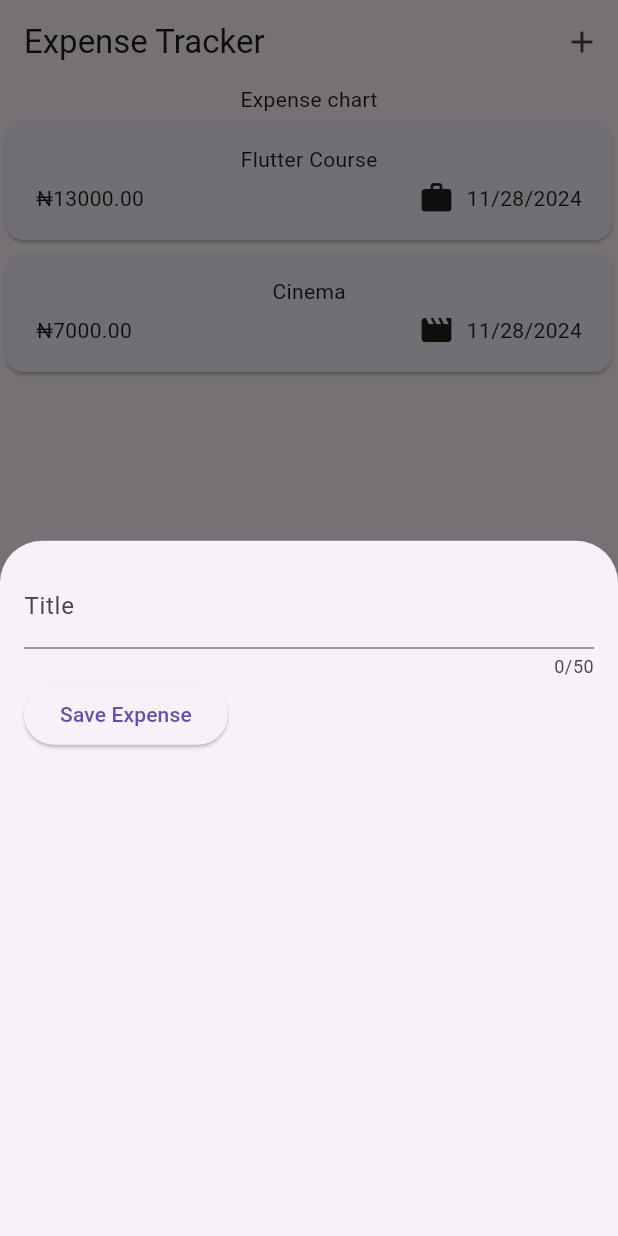
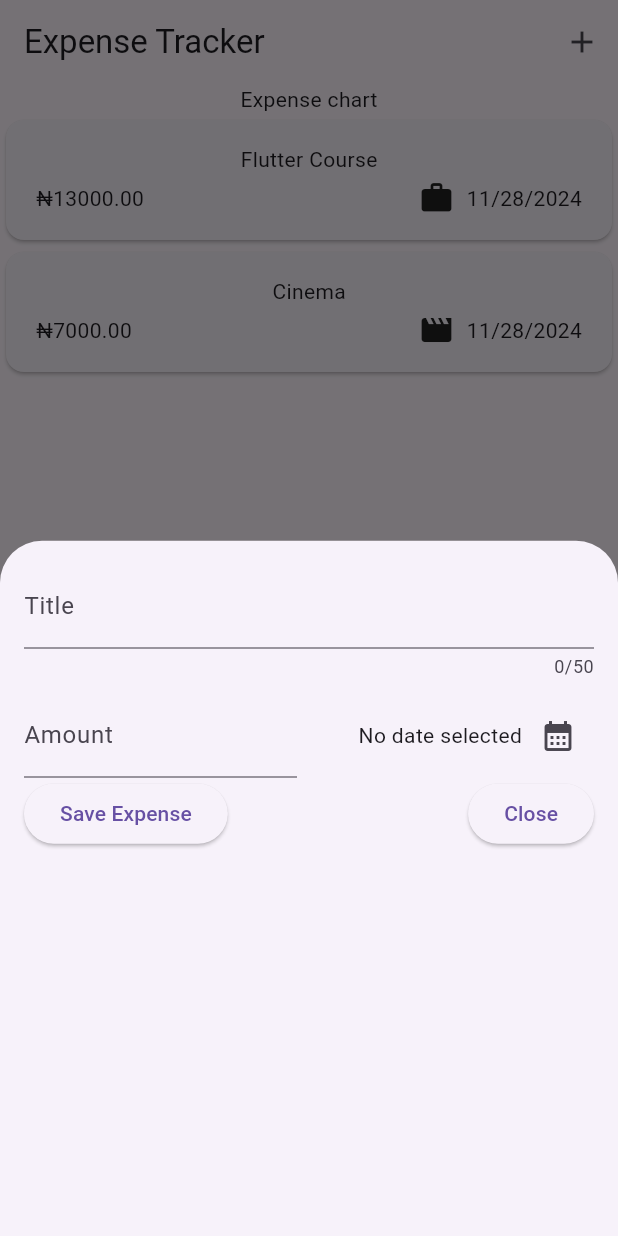
Before and after one commit to imole97/flutter-expense-tracker-, a Flutter app: the screen it shows after launch, after a tap on the "add" icon, on a phone screen of 412 x 824 dp. Run offline on Flutter 3.47's test engine with Material 3 defaults, Android fonts, the phone set to English and light mode, and no system bars.

Commit message:
added date picker

```diff
--- a/lib/widgets/new_expense.dart
+++ b/lib/widgets/new_expense.dart
@@ -1,6 +1,11 @@
 import 'package:flutter/material.dart';
+import 'package:intl/intl.dart';
+
+final formatter = DateFormat.yMd();
 
 class NewExpense extends StatefulWidget {
+  const NewExpense({super.key});
+
   @override
   State<NewExpense> createState() {
     return _NewExpenseState();
@@ -8,13 +13,26 @@ class NewExpense extends StatefulWidget {
 }
 
 class _NewExpenseState extends State<NewExpense> {
-
   final _titleController = TextEditingController();
-
+  final _amountController = TextEditingController();
+  DateTime? _selectedDate;
+  void _showDatePicker() async {
+    final now = DateTime.now();
+    final firstDate = DateTime(now.year - 1, now.month, now.day);
+    final pickedDate = await showDatePicker(
+        context: context,
+        initialDate: now,
+        firstDate: firstDate,
+        lastDate: now);
+    setState(() {
+      _selectedDate = pickedDate;
+    });
+  }
 
   @override
-  void dispose(){
+  void dispose() {
     _titleController.dispose();
+    _amountController.dispose();
     super.dispose();
   }
 
@@ -26,18 +44,60 @@ class _NewExpenseState extends State<NewExpense> {
         children: [
           TextField(
             controller: _titleController,
+            keyboardType: TextInputType.text,
             maxLength: 50,
             decoration: const InputDecoration(
               label: Text('Title'),
             ),
+          ),
+          const SizedBox(height: 10),
+          Row(
+            children: [
+              Expanded(
+                child: TextField(
+                  controller: _amountController,
+                  keyboardType:
+                      const TextInputType.numberWithOptions(decimal: true),
+                  decoration: const InputDecoration(
+                    prefixText: '₦ ',
+                    label: Text('Amount'),
+                  ),
+                ),
+              ),
+              const SizedBox(width: 16),
+              // datepicker
+              Expanded(
+                child: Row(
+                  mainAxisAlignment: MainAxisAlignment.end,
+                  crossAxisAlignment: CrossAxisAlignment.center,
+                  children: [
+                    Text(_selectedDate == null
+                        ? 'No date selected'
+                        : formatter.format(_selectedDate!)),
+                    IconButton(
+                      onPressed: _showDatePicker,
+                      icon: const Icon(Icons.calendar_month),
+                    )
+                  ],
+                ),
+              )
+            ],
           ),
           Row(
             children: [
               ElevatedButton(
                 onPressed: () {
                   print(_titleController.text);
+                  print(_amountController.text);
                 },
-                child: Text('Save Expense'),
+                child: const Text('Save Expense'),
+              ),
+              const Spacer(),
+              ElevatedButton(
+                onPressed: () {
+                  Navigator.pop(context);
+                },
+                child: const Text('Close'),
               )
             ],
           )
```
